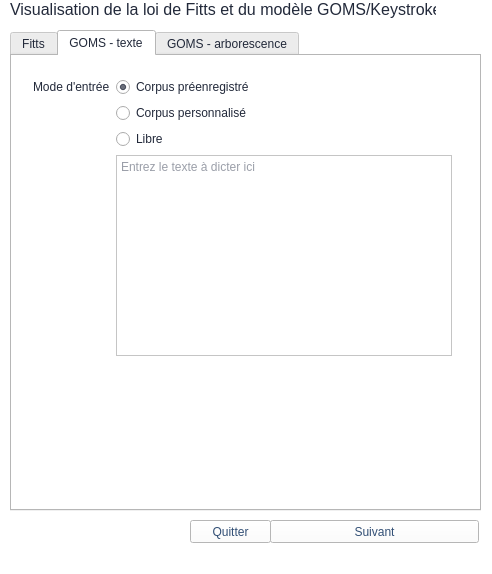
Above: mainwindow.ui from Anthex/GL40 before the change. Below: the same form after it.
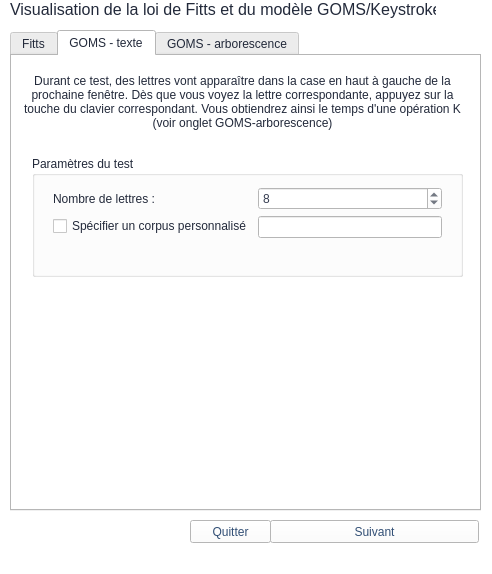
That is the form after the change. The open tabs and pages were chosen to show the change.

The edit to the form file:
```diff
--- a/mainwindow.ui
+++ b/mainwindow.ui
@@ -715,55 +715,76 @@
      <attribute name="title">
       <string>GOMS - texte</string>
      </attribute>
-     <widget class="QWidget" name="formLayoutWidget">
+     <widget class="QLabel" name="label_24">
       <property name="geometry">
        <rect>
         <x>10</x>
         <y>10</y>
         <width>441</width>
-        <height>301</height>
+        <height>71</height>
        </rect>
       </property>
-      <layout class="QFormLayout" name="formLayout_3">
-       <item row="0" column="0">
-        <widget class="QLabel" name="label_12">
-         <property name="text">
-          <string>Mode d'entrée</string>
-         </property>
-        </widget>
-       </item>
-       <item row="0" column="1">
-        <widget class="QRadioButton" name="radioButton">
-         <property name="text">
-          <string>Corpus préenregistré</string>
-         </property>
-         <property name="checked">
-          <bool>true</bool>
-         </property>
-        </widget>
-       </item>
-       <item row="1" column="1">
-        <widget class="QRadioButton" name="radioButton_2">
-         <property name="text">
-          <string>Corpus personnalisé</string>
-         </property>
-        </widget>
-       </item>
-       <item row="2" column="1">
-        <widget class="QRadioButton" name="radioButton_3">
-         <property name="text">
-          <string>Libre</string>
-         </property>
-        </widget>
-       </item>
-       <item row="3" column="1">
-        <widget class="QTextEdit" name="textEdit">
-         <property name="placeholderText">
-          <string>Entrez le texte à dicter ici</string>
-         </property>
-        </widget>
-       </item>
-      </layout>
+      <property name="text">
+       <string>Durant ce test, des lettres vont apparaître dans la case en haut à gauche de la prochaine fenêtre. Dès que vous voyez la lettre correspondante, appuyez sur la touche du clavier correspondant. Vous obtiendrez ainsi le temps d'une opération K (voir onglet GOMS-arborescence)</string>
+      </property>
+      <property name="alignment">
+       <set>Qt::AlignCenter</set>
+      </property>
+      <property name="wordWrap">
+       <bool>true</bool>
+      </property>
+     </widget>
+     <widget class="QGroupBox" name="groupBox_2">
+      <property name="geometry">
+       <rect>
+        <x>20</x>
+        <y>100</y>
+        <width>431</width>
+        <height>121</height>
+       </rect>
+      </property>
+      <property name="title">
+       <string>Paramètres du test</string>
+      </property>
+      <widget class="QWidget" name="formLayoutWidget">
+       <property name="geometry">
+        <rect>
+         <x>10</x>
+         <y>20</y>
+         <width>411</width>
+         <height>91</height>
+        </rect>
+       </property>
+       <layout class="QFormLayout" name="formLayout_3">
+        <item row="0" column="0">
+         <widget class="QLabel" name="label_12">
+          <property name="text">
+           <string>Nombre de lettres :</string>
+          </property>
+         </widget>
+        </item>
+        <item row="0" column="1">
+         <widget class="QSpinBox" name="spinBox">
+          <property name="maximum">
+           <number>999</number>
+          </property>
+          <property name="value">
+           <number>8</number>
+          </property>
+         </widget>
+        </item>
+        <item row="1" column="0">
+         <widget class="QCheckBox" name="checkBox_2">
+          <property name="text">
+           <string>Spécifier un corpus personnalisé</string>
+          </property>
+         </widget>
+        </item>
+        <item row="1" column="1">
+         <widget class="QLineEdit" name="lineEdit_3"/>
+        </item>
+       </layout>
+      </widget>
      </widget>
     </widget>
     <widget class="QWidget" name="tab_3">
```
Left out of the diff: 69 changed lines with no effect on the pictures.
